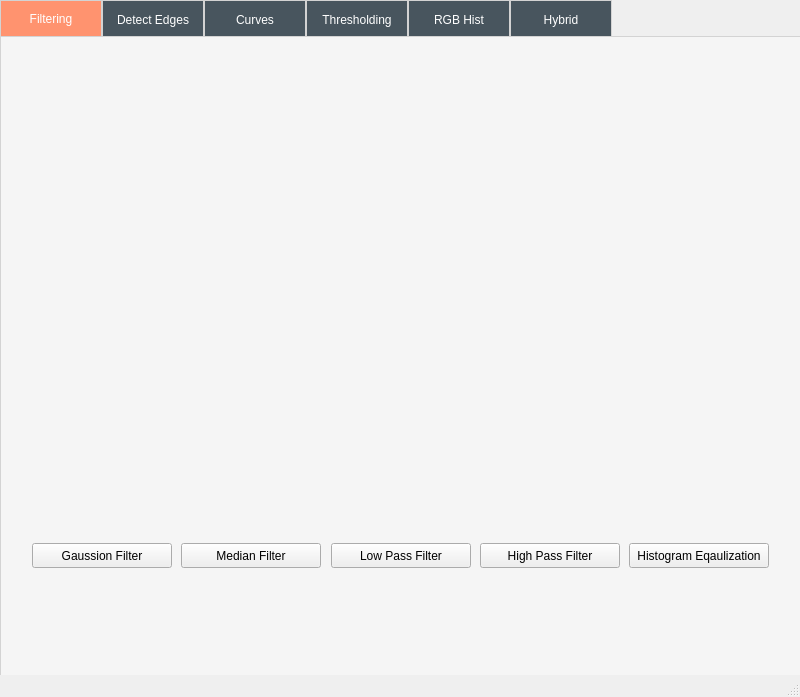
Qt form mainwindow.ui (MohabGhobashy/image_processing_studio) before a commit.
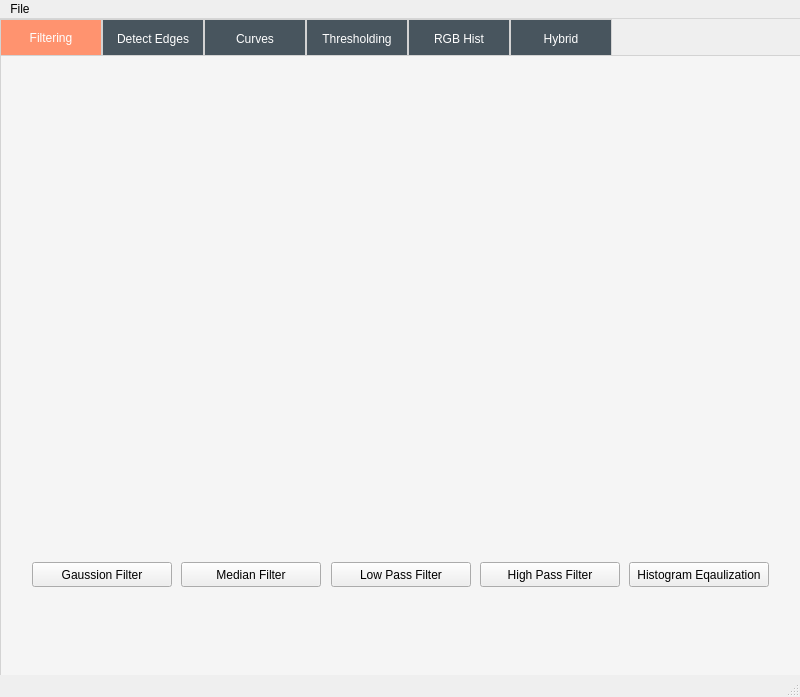
The same form after that commit.

Commit message: image class

```diff
--- a/mainwindow.ui
+++ b/mainwindow.ui
@@ -363,6 +363,13 @@
      <height>25</height>
     </rect>
    </property>
+   <widget class="QMenu" name="menugg">
+    <property name="title">
+     <string>File</string>
+    </property>
+    <addaction name="actionupload"/>
+   </widget>
+   <addaction name="menugg"/>
   </widget>
   <widget class="QStatusBar" name="statusbar"/>
  </widget>
```
Left out of the diff: 72 changed lines with no effect on the pictures. The commit also changes 6 other files.
